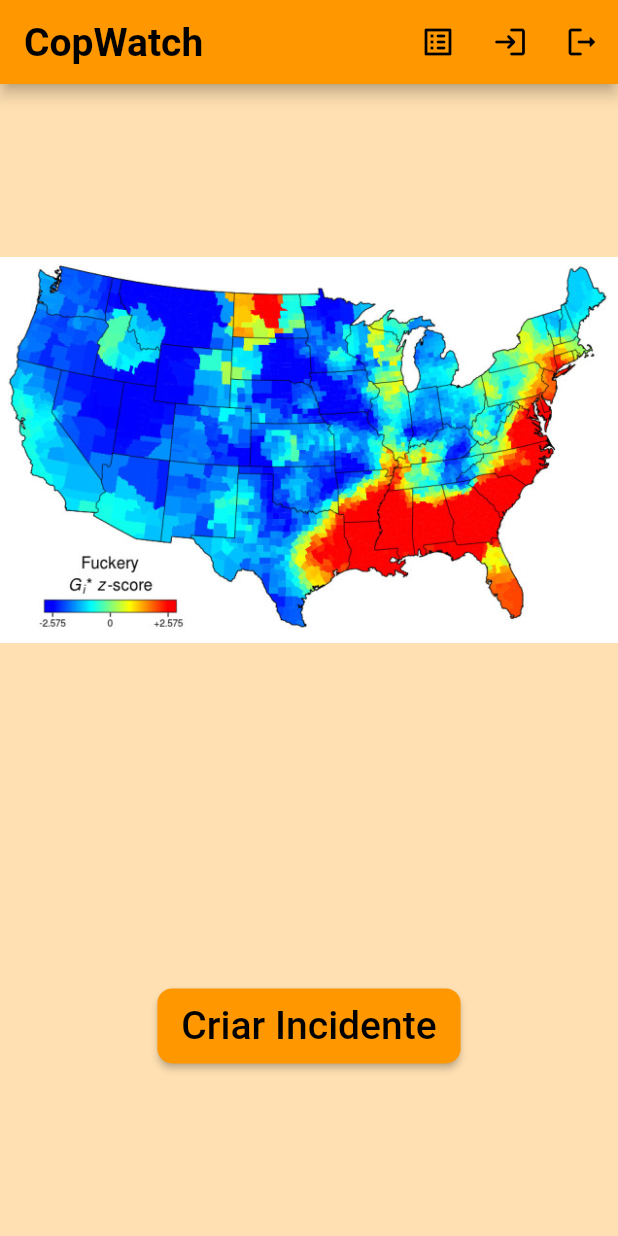
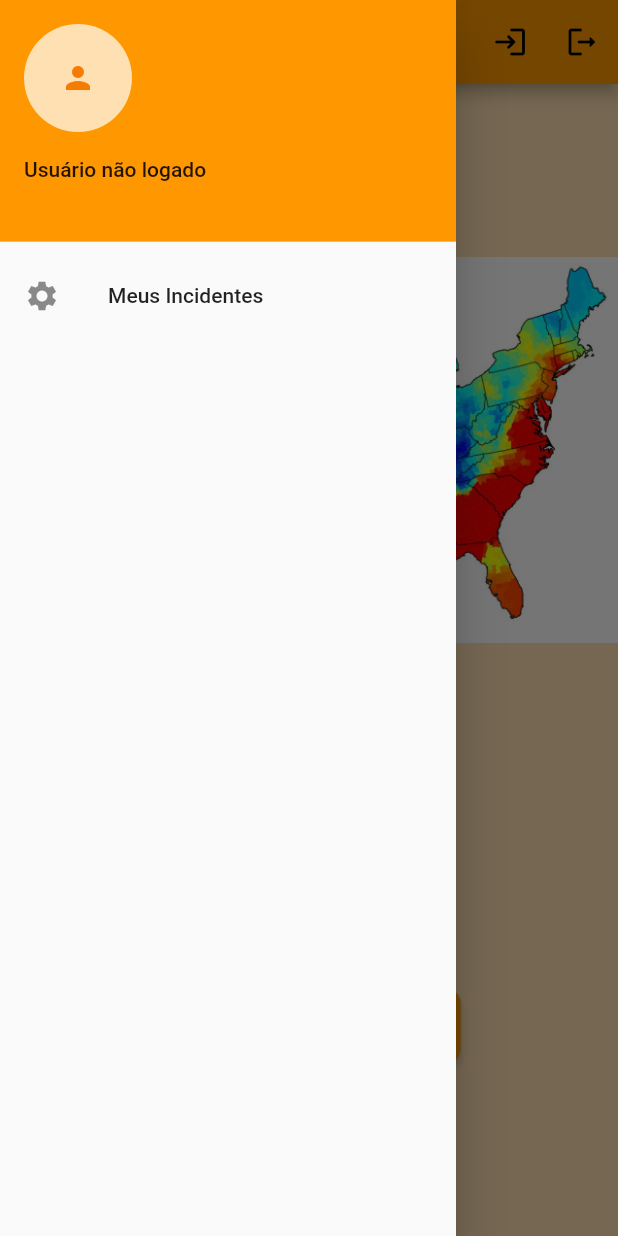
Before and after one commit to Iagolealfa/Cop-Incident, a Flutter app: the screen it shows after launch, with the side drawer open (before the commit the screen has no drawer), on a phone screen of 412 x 824 dp. Run offline on Flutter 3.47's test engine with Material 2 defaults, Android fonts, the phone set to English and light mode, and no system bars; our stand-ins replace cloud_firestore, firebase_auth, firebase_core, image_picker; accounts and stored records are empty; Roboto replaces fonts that are missing (Bebes Neue, Orienta).

Commit message:
Adicionei sidebar com informações de nome de usuário e email. Aumentei espaço entre botoes de criar incidente. Criei variáveis globais com nome de usuário e email.

```diff
--- a/incident/lib/criarConta.dart
+++ b/incident/lib/criarConta.dart
@@ -1,5 +1,6 @@
 import 'package:flutter/material.dart';
 import 'package:firebase_auth/firebase_auth.dart';
+import 'package:incident/login.dart';
 import 'package:incident/main.dart';
 import 'package:cloud_firestore/cloud_firestore.dart';
 
@@ -115,7 +116,8 @@ class _CreateAccountScreenState extends State<CreateAccountScreen> {
       });
       return;
     }
-
+    emailUsuario = email;
+    nomeUsuario = usuario;
     _controller.createAccount(
         context, email, password, confirmPassword, usuario);
   }
--- a/incident/lib/login.dart
+++ b/incident/lib/login.dart
@@ -4,6 +4,10 @@ import 'package:incident/main.dart';
 import 'package:incident/criarConta.dart';
 import 'package:cloud_firestore/cloud_firestore.dart';
 import 'package:incident/recuperarSenha.dart';
+export '../login.dart';
+
+String nomeUsuario = "Usuário não logado";
+String? emailUsuario = " ";
 
 class LoginModel {
   final FirebaseAuth _auth = FirebaseAuth.instance;
@@ -51,6 +55,8 @@ class LoginController {
       String? userName = await _model.getUserName(userCredential.user!.uid);
       if (userName != null) {
         print('Usuário logado: ${userCredential.user!.email}');
+        nomeUsuario = userName;
+        emailUsuario = userCredential.user!.email;
         print('Nome do usuário: $userName');
 
         Navigator.pushReplacement(
--- a/incident/lib/main.dart
+++ b/incident/lib/main.dart
@@ -1,6 +1,7 @@
 import 'package:flutter/material.dart';
 import 'package:incident/listaIncidentes.dart';
 import 'package:incident/criarIncidente.dart';
+import 'package:incident/sidebarProfile.dart';
 import 'package:firebase_core/firebase_core.dart';
 import 'firebase_options.dart';
 import 'package:incident/login.dart';
@@ -121,6 +122,7 @@ class MyHomePage extends StatelessWidget {
                 ))
           ],
         ),
+        drawer: CustomDrawer(),
         body: StreamBuilder<User?>(
             stream: _auth.authStateChanges(),
             builder: (context, snapshot) {
--- /dev/null
+++ b/incident/lib/sidebarProfile.dart
@@ -0,0 +1,33 @@
+import 'package:flutter/material.dart';
+import 'package:incident/login.dart';
+import 'package:firebase_auth/firebase_auth.dart';
+import 'package:cloud_firestore/cloud_firestore.dart';
+
+class CustomDrawer extends StatelessWidget {
+  @override
+  Widget build(BuildContext context) {
+    return Drawer(
+      child: ListView(
+        padding: EdgeInsets.zero,
+        children: <Widget>[
+          UserAccountsDrawerHeader(
+            accountName: Text(nomeUsuario),
+            accountEmail: Text('$emailUsuario'),
+            currentAccountPicture: CircleAvatar(
+              backgroundColor: Colors.orange[100],
+              child: Icon(Icons.person),
+            ),
+          ),
+          ListTile(
+            leading: Icon(Icons.settings),
+            title: Text('Meus Incidentes'),
+            onTap: () {
+              // Navigate to settings page
+            },
+          ),
+          // Add more list items as needed
+        ],
+      ),
+    );
+  }
+}
```
Also changed, not shown: incident/lib/criarIncidente.dart (+5 -4 lines).
